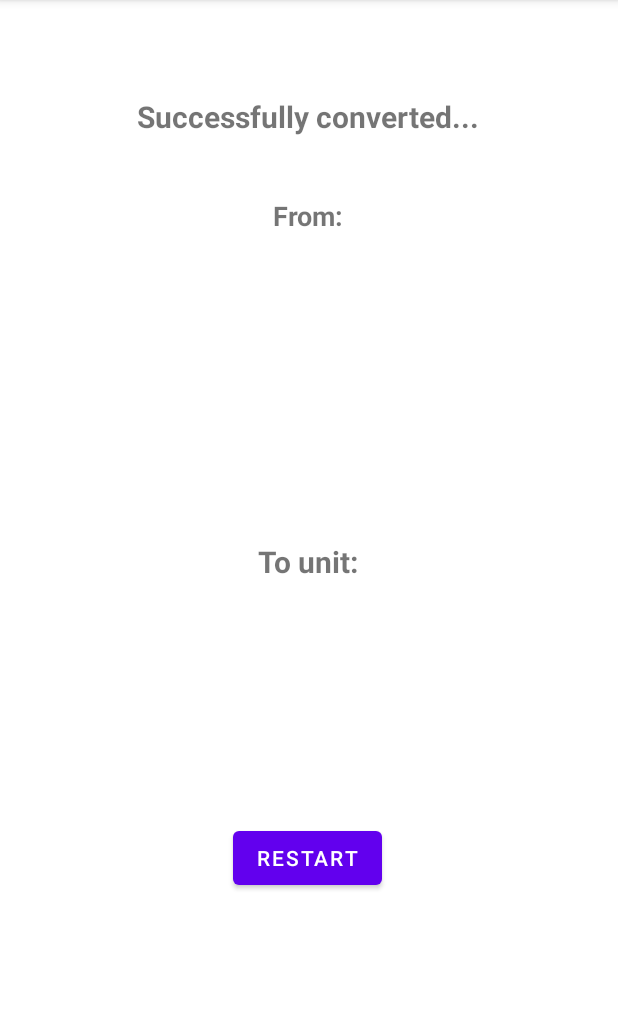
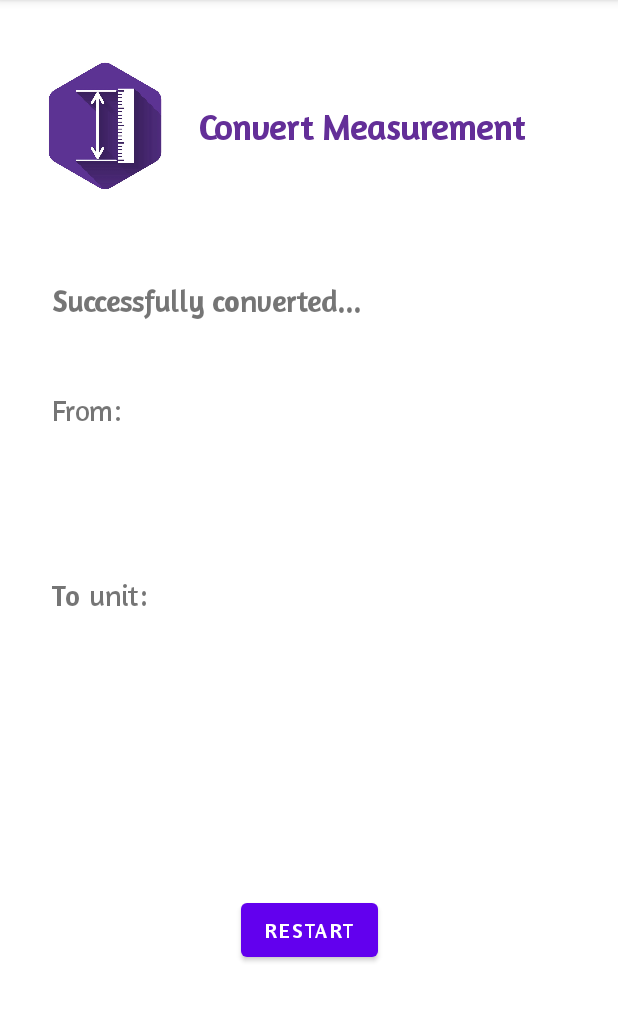
Before and after one commit to m9039/Random_Unit_Converter_App, an Android app: the SecondActivity screen opened directly, with no data from a screen before it, on a phone screen of 412 x 824 dp, the part 84-1106 px from its top. Run offline under Robolectric (Android 15) with nearby library versions, the phone set to English and light mode, and no system bars.

Commit message:
fixed ui

```diff
--- a/app/src/main/res/layout/activity_second.xml
+++ b/app/src/main/res/layout/activity_second.xml
@@ -6,98 +6,129 @@
     android:layout_height="match_parent"
     tools:context=".SecondActivity">
 
+    <ImageView
+        android:id="@+id/imageView2"
+        android:layout_width="92dp"
+        android:layout_height="96dp"
+        android:layout_marginStart="24dp"
+        android:layout_marginTop="36dp"
+        app:layout_constraintStart_toStartOf="parent"
+        app:layout_constraintTop_toTopOf="parent"
+        app:srcCompat="@drawable/ruler_icon" />
+
     <TextView
-        android:id="@+id/tvConvertedInput"
+        android:id="@+id/tvConvertMeasurement2"
         android:layout_width="wrap_content"
         android:layout_height="wrap_content"
-        android:layout_marginStart="4dp"
-        android:layout_marginBottom="300dp"
-        android:text="TextView"
-        android:textSize="18sp"
-        app:layout_constraintBottom_toBottomOf="parent"
-        app:layout_constraintStart_toStartOf="@+id/tvUserInput" />
+        android:layout_marginStart="16dp"
+        android:fontFamily="@font/amaranth"
+        android:text="@string/converter_measurement"
+        android:textColor="#632E98"
+        android:textSize="23sp"
+        android:textStyle="bold"
+        app:layout_constraintBottom_toBottomOf="@+id/imageView2"
+        app:layout_constraintStart_toEndOf="@+id/imageView2"
+        app:layout_constraintTop_toTopOf="@+id/imageView2"
+        app:layout_constraintVertical_bias="0.507" />
 
     <TextView
         android:id="@+id/tvSuccessfullyConverted"
         android:layout_width="wrap_content"
         android:layout_height="wrap_content"
-        android:layout_marginTop="64dp"
+        android:layout_marginTop="188dp"
+        android:fontFamily="@font/amaranth"
         android:text="@string/tv_successfully_converted"
         android:textSize="20sp"
         android:textStyle="bold"
         app:layout_constraintEnd_toEndOf="parent"
-        app:layout_constraintHorizontal_bias="0.498"
-        app:layout_constraintStart_toStartOf="parent"
+        app:layout_constraintHorizontal_bias="0.057"
+        app:layout_constraintStart_toStartOf="@+id/imageView2"
         app:layout_constraintTop_toTopOf="parent" />
 
     <TextView
         android:id="@+id/tvTo"
         android:layout_width="wrap_content"
         android:layout_height="wrap_content"
+        android:layout_marginTop="52dp"
+        android:fontFamily="@font/amaranth"
         android:text="@string/tv_to"
         android:textSize="20sp"
+        app:layout_constraintStart_toStartOf="@+id/tvUserInput"
+        app:layout_constraintTop_toBottomOf="@+id/tvUnit1" />
+
+    <TextView
+        android:id="@+id/tvConvertedInput"
+        android:layout_width="wrap_content"
+        android:layout_height="wrap_content"
+        android:fontFamily="@font/amaranth"
+        android:text="TextView"
+        android:textSize="19sp"
+        app:layout_constraintBottom_toBottomOf="parent"
+        app:layout_constraintStart_toStartOf="@+id/tvTo"
+        app:layout_constraintTop_toBottomOf="@+id/tvTo"
+        app:layout_constraintVertical_bias="0.085" />
+
+    <TextView
+        android:id="@+id/tvUnit2"
+        android:layout_width="wrap_content"
+        android:layout_height="wrap_content"
+        android:fontFamily="@font/amaranth"
+        android:text="TextView"
+        android:textSize="19sp"
         android:textStyle="bold"
-        app:layout_constraintBottom_toTopOf="@+id/tvUnit2"
-        app:layout_constraintEnd_toEndOf="@+id/tvSuccessfullyConverted"
-        app:layout_constraintStart_toStartOf="@+id/tvSuccessfullyConverted"
-        app:layout_constraintTop_toBottomOf="@+id/tvUnit1"
-        app:layout_constraintVertical_bias="0.718" />
+        app:layout_constraintStart_toStartOf="@+id/tvUnit1"
+        app:layout_constraintTop_toTopOf="@+id/tvConvertedInput" />
 
     <TextView
         android:id="@+id/tvUnit1"
         android:layout_width="wrap_content"
         android:layout_height="wrap_content"
         android:layout_marginEnd="114dp"
+        android:fontFamily="@font/amaranth"
         android:text="TextView"
-        android:textSize="18sp"
+        android:textSize="19sp"
+        android:textStyle="bold"
         app:layout_constraintBottom_toBottomOf="@+id/tvUserInput"
         app:layout_constraintEnd_toEndOf="parent"
-        app:layout_constraintHorizontal_bias="0.813"
+        app:layout_constraintHorizontal_bias="0.625"
         app:layout_constraintStart_toEndOf="@+id/tvUserInput"
         app:layout_constraintTop_toTopOf="@+id/tvUserInput"
-        app:layout_constraintVertical_bias="1.0" />
-
-    <TextView
-        android:id="@+id/tvUnit2"
-        android:layout_width="wrap_content"
-        android:layout_height="wrap_content"
-        android:text="TextView"
-        android:textSize="18sp"
-        app:layout_constraintStart_toStartOf="@+id/tvUnit1"
-        app:layout_constraintTop_toTopOf="@+id/tvConvertedInput" />
+        app:layout_constraintVertical_bias="0.0" />
 
     <TextView
         android:id="@+id/tvFrom"
         android:layout_width="wrap_content"
         android:layout_height="wrap_content"
+        android:fontFamily="@font/amaranth"
         android:text="@string/tvFrom"
-        android:textSize="18sp"
-        android:textStyle="bold"
+        android:textSize="19sp"
         app:layout_constraintBottom_toTopOf="@+id/tvUnit1"
         app:layout_constraintEnd_toEndOf="@+id/tvSuccessfullyConverted"
+        app:layout_constraintHorizontal_bias="0.0"
         app:layout_constraintStart_toStartOf="@+id/tvSuccessfullyConverted"
-        app:layout_constraintTop_toBottomOf="@+id/tvSuccessfullyConverted" />
+        app:layout_constraintTop_toBottomOf="@+id/tvSuccessfullyConverted"
+        app:layout_constraintVertical_bias="0.666" />
 
     <TextView
         android:id="@+id/tvUserInput"
         android:layout_width="wrap_content"
         android:layout_height="wrap_content"
-        android:layout_marginStart="114dp"
-        android:layout_marginTop="104dp"
+        android:layout_marginTop="96dp"
+        android:fontFamily="@font/amaranth"
         android:text="TextView"
-        android:textSize="18sp"
-        app:layout_constraintStart_toStartOf="parent"
+        android:textSize="19sp"
+        app:layout_constraintStart_toStartOf="@+id/tvFrom"
         app:layout_constraintTop_toBottomOf="@+id/tvSuccessfullyConverted" />
 
     <Button
         android:id="@+id/btnRestart"
         android:layout_width="wrap_content"
         android:layout_height="wrap_content"
-        android:layout_marginBottom="172dp"
+        android:layout_marginBottom="124dp"
+        android:fontFamily="@font/amaranth"
         android:text="@string/btn_Restart"
         app:layout_constraintBottom_toBottomOf="parent"
-        app:layout_constraintEnd_toEndOf="@+id/tvTo"
-        app:layout_constraintHorizontal_bias="0.515"
-        app:layout_constraintStart_toStartOf="@+id/tvTo" />
+        app:layout_constraintEnd_toEndOf="parent"
+        app:layout_constraintStart_toStartOf="parent" />
 
 </androidx.constraintlayout.widget.ConstraintLayout>
--- a/app/src/main/res/values/strings.xml
+++ b/app/src/main/res/values/strings.xml
@@ -3,8 +3,9 @@
     <string name="tv_convert_from">From unit: </string>
     <string name="btn_convert">CONVERT</string>
     <string name="tv_to">To unit:</string>
-    <string name="enter_number">Enter number you wish to convert:</string>
+    <string name="enter_number">Enter number:</string>
     <string name="tv_successfully_converted">Successfully converted...</string>
     <string name="tvFrom">From:</string>
     <string name="btn_Restart">Restart</string>
+    <string name="converter_measurement">Convert Measurement</string>
 </resources>
```
Also changed, not shown: app/src/main/res/layout/activity_main.xml (+59 -22 lines), app/src/main/res/drawable-v24/ruler_icon.jpg (added), app/src/main/res/font/amaranth.ttf (added).
